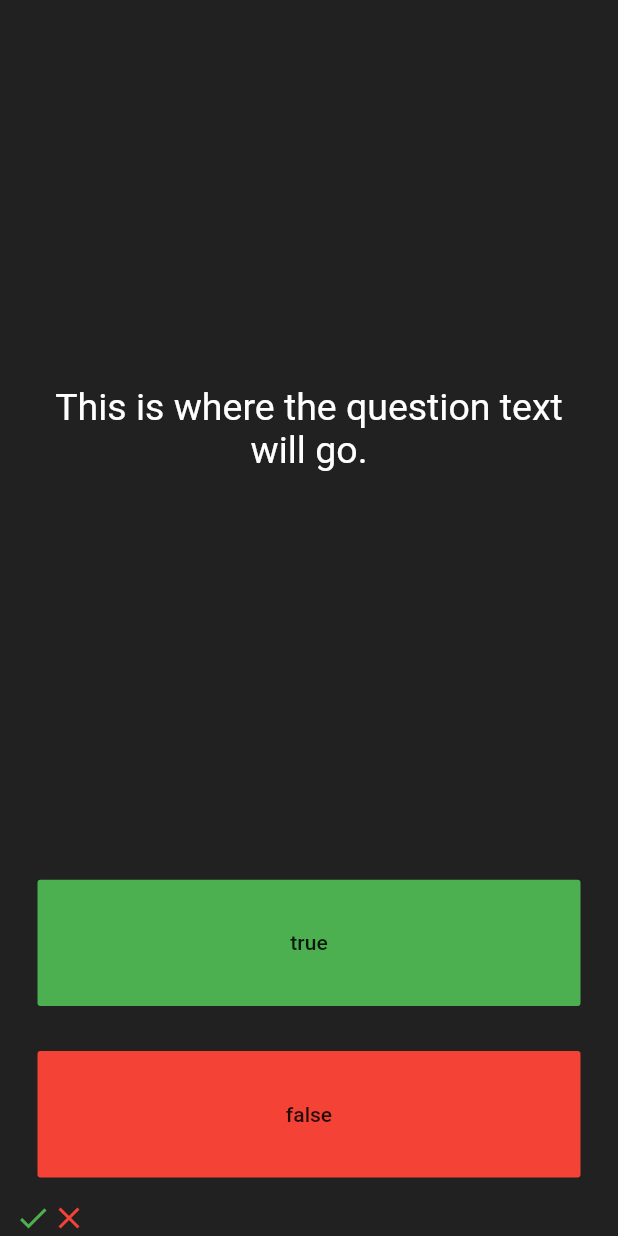
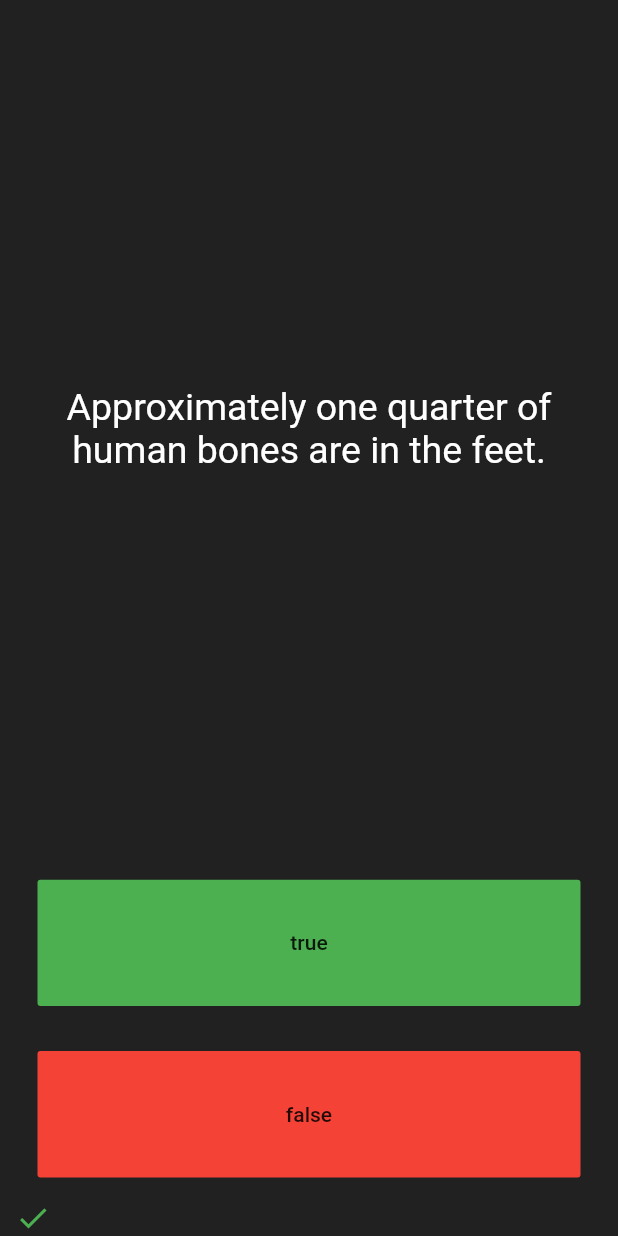
Before and after one commit to snlucas/FlutterBootcamp-StudyRepo, a Flutter app: the screen it shows after launch, after a tap on "true", on a phone screen of 412 x 824 dp. Run offline on Flutter 3.47's test engine with Material 2 defaults, Android fonts, the phone set to English and light mode, and no system bars; our stand-ins replace audioplayers.

Commit message:
Add more questions to the App

```diff
--- a/quizzler_app/lib/main.dart
+++ b/quizzler_app/lib/main.dart
@@ -25,16 +25,34 @@ class QuizPage extends StatefulWidget {
 }
 
 class _QuizPageState extends State<QuizPage> {
-  List<Icon> scoreKeeper = [
-    Icon(
-      Icons.check,
-      color: Colors.green,
-    ),
-    Icon(
+  int questionIndex = 0;
+  List<Icon> scoreKeeper = [];
+  List<String> questions = [
+    'You can lead a cow down stairs but not up stairs.',
+    'Approximately one quarter of human bones are in the feet.',
+    'A slug\'s blood is green.',
+  ];
+
+  Icon scoreIcon(bool value) {
+    // Icon for the correct answer
+    if (value) {
+      return Icon(
+        Icons.check,
+        color: Colors.green,
+      );
+    }
+
+    // Icon for the wrong answer
+    return Icon(
       Icons.close,
       color: Colors.red,
-    ),
-  ];
+    );
+  }
+
+  void nextQuestion() {
+    questionIndex =
+        questionIndex < questions.length - 1 ? questionIndex + 1 : 0;
+  }
 
   @override
   Widget build(BuildContext context) {
@@ -48,7 +66,7 @@ class _QuizPageState extends State<QuizPage> {
             padding: EdgeInsets.all(10.0),
             child: Center(
               child: Text(
-                'This is where the question text will go.',
+                questions[questionIndex],
                 textAlign: TextAlign.center,
                 style: TextStyle(
                   fontSize: 25.0,
@@ -62,7 +80,12 @@ class _QuizPageState extends State<QuizPage> {
           child: Padding(
             padding: const EdgeInsets.all(15.0),
             child: FlatButton(
-              onPressed: () {},
+              onPressed: () {
+                setState(() {
+                  scoreKeeper.add(scoreIcon(true));
+                  nextQuestion();
+                });
+              },
               color: Colors.green,
               child: Text('true'),
             ),
@@ -72,17 +95,19 @@ class _QuizPageState extends State<QuizPage> {
           child: Padding(
             padding: const EdgeInsets.all(15.0),
             child: FlatButton(
-              onPressed: () {},
+              onPressed: () {
+                setState(() {
+                  scoreKeeper.add(scoreIcon(false));
+                  nextQuestion();
+                });
+              },
               color: Colors.red,
               child: Text('false'),
             ),
           ),
         ),
         Row(
-          children: <Widget>[
-            scoreKeeper.first,
-            scoreKeeper.last,
-          ],
+          children: scoreKeeper,
         ),
       ],
     );
```
